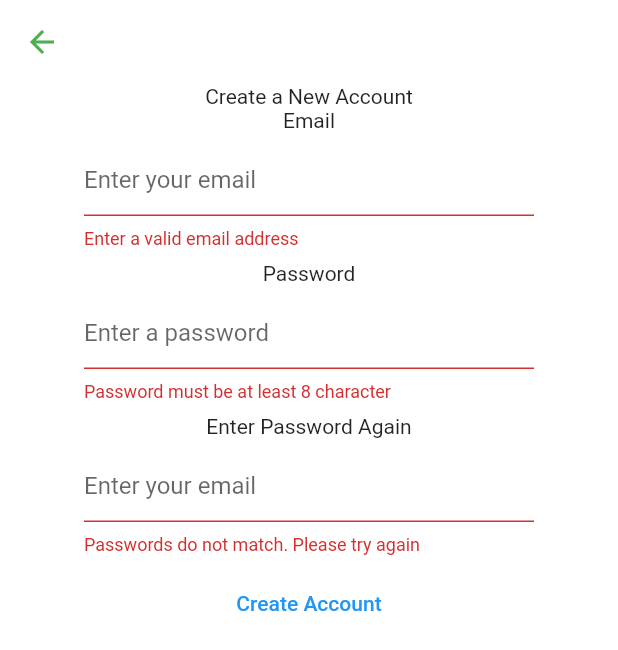
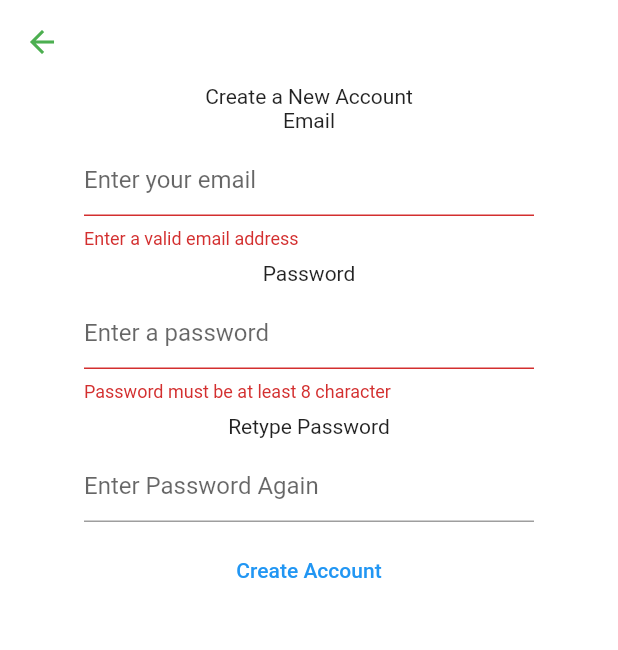
Before and after one commit to DeFuanz/Gara, a Flutter app: the NewAccounts screen opened directly, after a tap on "Create Account", on a phone screen of 412 x 824 dp. Shown: the top 650 px of the screen. Run offline on Flutter 3.47's test engine with Material 2 defaults, Android fonts, the phone set to English and light mode, and no system bars; our stand-ins replace carousel_slider, firebase_auth, firebase_core, firebase_database; accounts and stored records are empty.

Commit message:
added new account functionality and validation. Need to create UI

```diff
--- a/lib/Pages/mobile_login.dart
+++ b/lib/Pages/mobile_login.dart
@@ -106,7 +106,7 @@ class _MobileLoginState extends State<MobileLogin> {
                                 content: SingleChildScrollView(
                                   child: ListBody(
                                     children: <Widget>[
-                                      Text('Account not Found'),
+                                      const Text('Account not Found'),
                                     ],
                                   ),
                                 ),
--- a/lib/Pages/new_accounts.dart
+++ b/lib/Pages/new_accounts.dart
@@ -1,3 +1,7 @@
+import 'package:choring/Pages/mobile_body.dart';
+import 'package:firebase_auth/firebase_auth.dart';
+import 'package:firebase_core/firebase_core.dart';
+import 'package:firebase_database/firebase_database.dart';
 import 'package:flutter/material.dart';
 
 class NewAccounts extends StatefulWidget {
@@ -6,7 +10,7 @@ class NewAccounts extends StatefulWidget {
 }
 
 class _NewAccountsState extends State<NewAccounts> {
-  final TextEditingController _emailTextcontroller = TextEditingController();
+  final TextEditingController _emailTextController = TextEditingController();
   final TextEditingController _password1Controller = TextEditingController();
   final TextEditingController _password2Controller = TextEditingController();
 
@@ -37,13 +41,13 @@ class _NewAccountsState extends State<NewAccounts> {
                 child: SizedBox(
                   width: 300,
                   child: TextFormField(
-                    controller: _emailTextcontroller,
+                    controller: _emailTextController,
                     decoration:
                         const InputDecoration(hintText: 'Enter your email'),
                     validator: (value) {
                       return RegExp(
                                   r"^[a-zA-Z0-9.a-zA-Z0-9.!#$%&'*+-/=?^_`{|}~]+@[a-zA-Z0-9]+\.[a-zA-Z]+")
-                              .hasMatch(_emailTextcontroller.text)
+                              .hasMatch(_emailTextController.text)
                           ? null
                           : 'Enter a valid email address';
                     },
@@ -67,7 +71,7 @@ class _NewAccountsState extends State<NewAccounts> {
                   ),
                 ),
               ),
-              const Text('Enter Password Again'),
+              const Text('Retype Password'),
               Padding(
                 padding: const EdgeInsets.all(8.0),
                 child: SizedBox(
@@ -75,9 +79,10 @@ class _NewAccountsState extends State<NewAccounts> {
                   child: TextFormField(
                     controller: _password2Controller,
                     decoration:
-                        const InputDecoration(hintText: 'Enter your email'),
+                        const InputDecoration(hintText: 'Enter Password Again'),
                     validator: (value) {
-                      return _password2Controller != _password1Controller
+                      return _password2Controller.text !=
+                              _password1Controller.text
                           ? 'Passwords do not match. Please try again'
                           : null;
                     },
@@ -89,7 +94,15 @@ class _NewAccountsState extends State<NewAccounts> {
                 child: TextButton(
                   onPressed: () {
                     if (_formKey.currentState!.validate()) {
-                      Navigator.pop(context);
+                      FirebaseAuth.instance
+                          .createUserWithEmailAndPassword(
+                              email: _emailTextController.text,
+                              password: _password1Controller.text)
+                          .then((value) => {
+                                Navigator.of(context).push(MaterialPageRoute(
+                                    builder: (context) =>
+                                        const MobileBodyHome()))
+                              });
                     }
                   },
                   child: const Text('Create Account'),
```
